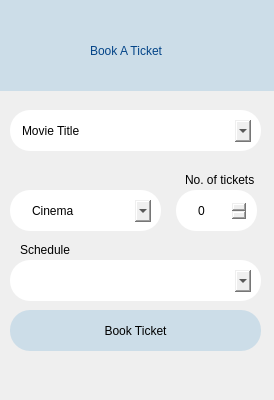
edejeed/Movie-Ticketing, file Ui_Files/book-a-ticket.ui: the form before one commit.
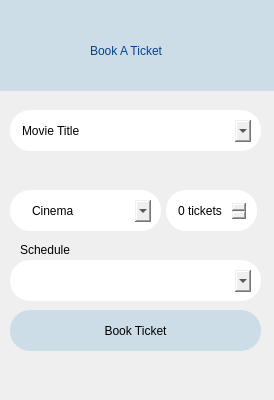
The form after the commit. Icons and pictures are not drawn.

Patch:
```diff
--- a/Ui_Files/book-a-ticket.ui
+++ b/Ui_Files/book-a-ticket.ui
@@ -185,9 +185,9 @@
    <widget class="QWidget" name="rect3" native="true">
     <property name="geometry">
      <rect>
-      <x>176</x>
+      <x>166</x>
       <y>190</y>
-      <width>81</width>
+      <width>91</width>
       <height>41</height>
      </rect>
     </property>
@@ -201,9 +201,9 @@
     <widget class="QSpinBox" name="noOfTickets">
      <property name="geometry">
       <rect>
-       <x>20</x>
+       <x>10</x>
        <y>10</y>
-       <width>51</width>
+       <width>71</width>
        <height>22</height>
       </rect>
      </property>
@@ -212,6 +212,12 @@
 border: 1px white;
 }</string>
      </property>
+     <property name="suffix">
+      <string> tickets</string>
+     </property>
+     <property name="prefix">
+      <string/>
+     </property>
     </widget>
    </widget>
    <widget class="QPushButton" name="bookTicketButton">
@@ -242,19 +248,6 @@
      <string>Book Ticket</string>
     </property>
    </widget>
-   <widget class="QLabel" name="label">
-    <property name="geometry">
-     <rect>
-      <x>185</x>
-      <y>170</y>
-      <width>71</width>
-      <height>20</height>
-     </rect>
-    </property>
-    <property name="text">
-     <string>No. of tickets</string>
-    </property>
-   </widget>
    <widget class="QWidget" name="rect4" native="true">
     <property name="geometry">
      <rect>
```
Left out of the diff: 1 changed line with no effect on the pictures.
